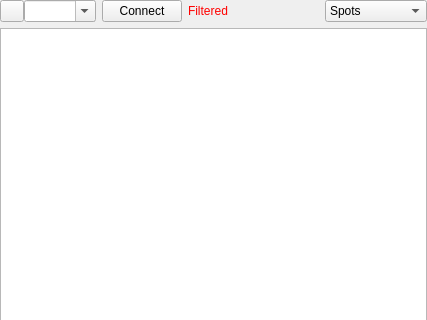
Before: the Qt Designer form ui/DxWidget.ui in foldynl/QLog, drawn with Qt 5; both pictures show x 0 to 427 and y 0 to 320 of the 427 by 511 pixel window.
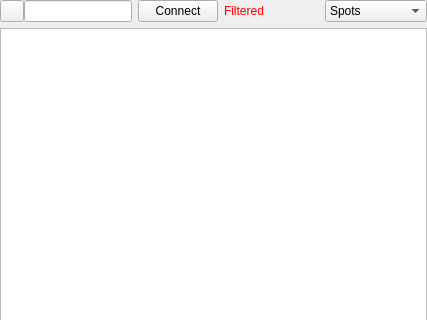
After: the same form once the commit is applied. Icons and pictures are not drawn. Custom widgets are drawn as their Qt base class.

Commit message: DXC: Migrate server selection to SuggestionEdit

The edit to the form file:
```diff
--- a/ui/DxWidget.ui
+++ b/ui/DxWidget.ui
@@ -72,7 +72,7 @@
         </widget>
        </item>
        <item>
-        <widget class="QComboBox" name="serverSelect">
+        <widget class="SuggestionEdit" name="serverSelect">
          <property name="focusPolicy">
           <enum>Qt::ClickFocus</enum>
          </property>
@@ -85,17 +85,8 @@
          <property name="inputMethodHints">
           <set>Qt::ImhNone</set>
          </property>
-         <property name="editable">
-          <bool>true</bool>
-         </property>
-         <property name="currentText">
-          <string notr="true"/>
-         </property>
-         <property name="insertPolicy">
-          <enum>QComboBox::InsertAtTop</enum>
-         </property>
-         <property name="sizeAdjustPolicy">
-          <enum>QComboBox::AdjustToContents</enum>
+         <property name="popupToolTip" stdset="0">
+          <string>Show DX Cluster Servers</string>
          </property>
         </widget>
        </item>
@@ -753,6 +744,11 @@
   </action>
  </widget>
  <customwidgets>
+  <customwidget>
+   <class>SuggestionEdit</class>
+   <extends>QLineEdit</extends>
+   <header>ui/component/SuggestionEdit.h</header>
+  </customwidget>
   <customwidget>
    <class>DxCommandEdit</class>
    <extends>QLineEdit</extends>
```
Left out of the diff: 30 changed lines with no effect on the pictures. The commit also changes 6 other files.
